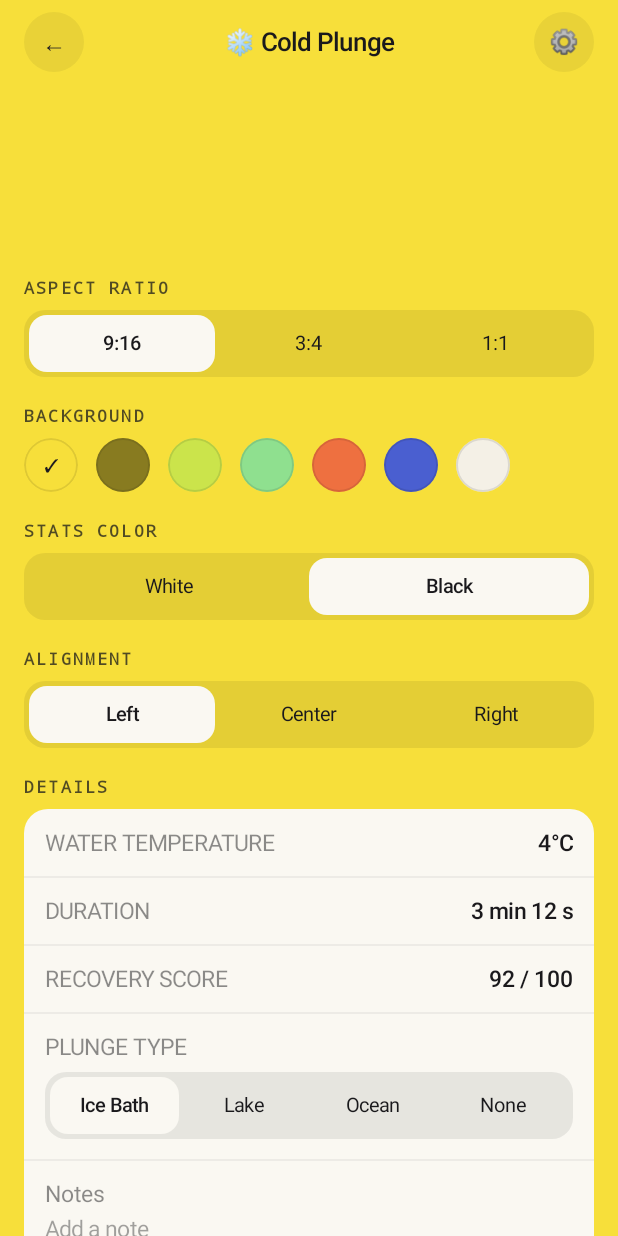
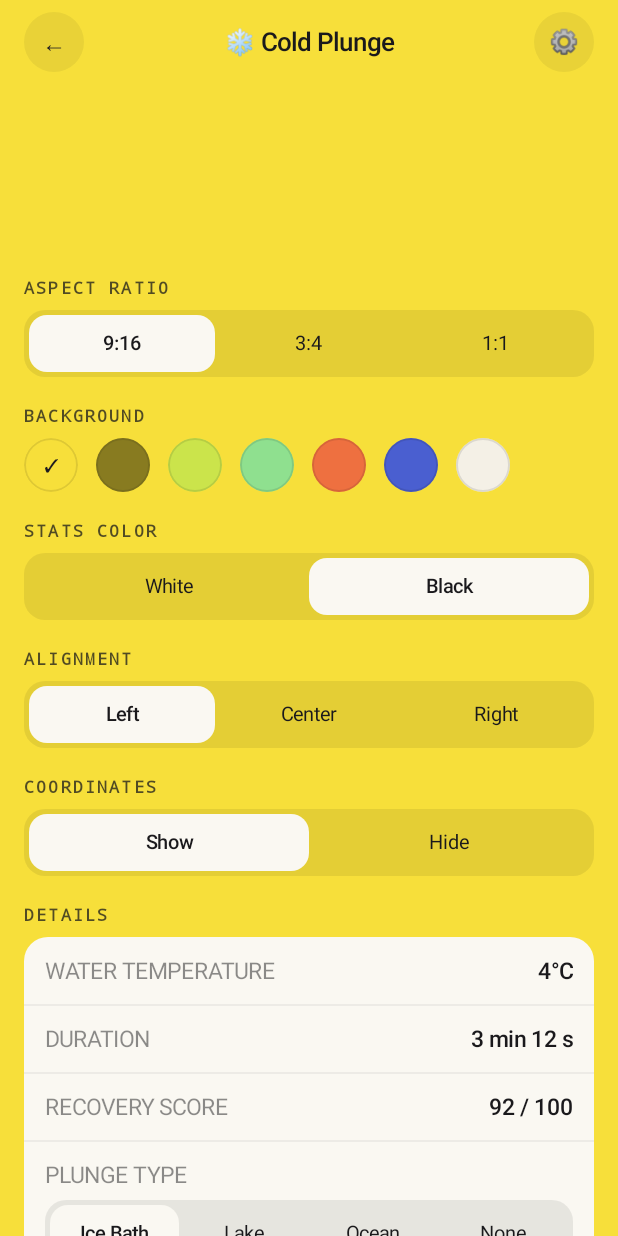
Before and after one commit to harshilv17/sociofit, an Android app built with Jetpack Compose: the composable StickerEditorScreen called with sample values from the repository, scrolled down 540 dp, on a phone screen of 412 x 824 dp. Run offline under Robolectric (Android 15) with nearby library versions, the phone set to English and light mode, and no system bars.

Commit message:
coords toggle

```diff
--- a/app/src/main/java/com/sociofit/app/StickerEditorScreen.kt
+++ b/app/src/main/java/com/sociofit/app/StickerEditorScreen.kt
@@ -127,6 +127,12 @@ fun StickerEditorScreen(activity: FitnessActivity, onBack: () -> Unit, onSetting
                     config = config.copy(alignment = Align.valueOf(it))
                 }
             }
+            Section("COORDINATES") {
+                SegmentRow(listOf("Show", "Hide"), if (config.showCoordinates) "Show" else "Hide") {
+                    config = config.copy(showCoordinates = it == "Show")
+                }
+            }
+
             Section("DETAILS") {
                 Card {
                     config.fields.forEach { field ->
```
